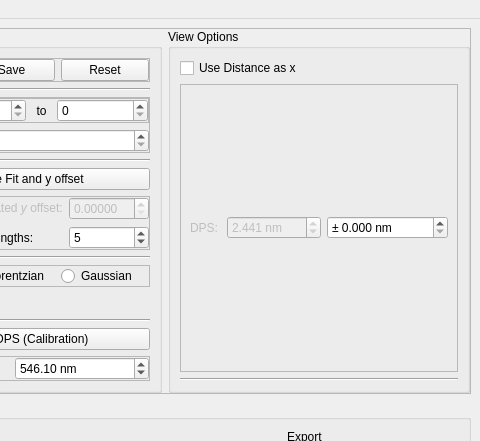
Qt form gui/gui.ui (twobackfromtheend/pintera) before a commit; both pictures show x 466 to 946 and y 0 to 441 of the 946 by 978 pixel window.
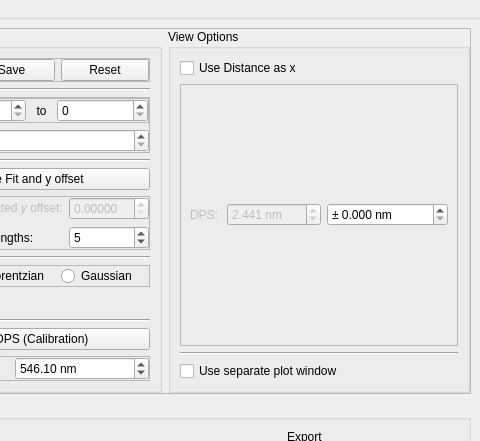
The same form after that commit.

Commit message: made beating and use dist as x work. and added separate plot checkbox

The edit to the form file:
```diff
--- a/gui/gui.ui
+++ b/gui/gui.ui
@@ -494,7 +494,7 @@
             <property name="frameShadow">
              <enum>QFrame::Raised</enum>
             </property>
-            <layout class="QHBoxLayout" name="horizontalLayout_4" stretch="1,3,0">
+            <layout class="QHBoxLayout" name="horizontalLayout_4" stretch="1,3,3">
              <item>
               <widget class="QLabel" name="dps_label">
                <property name="enabled">
@@ -550,6 +550,13 @@
             </property>
            </widget>
           </item>
+          <item>
+           <widget class="QCheckBox" name="separate_plot_checkbox">
+            <property name="text">
+             <string>Use separate plot window</string>
+            </property>
+           </widget>
+          </item>
          </layout>
         </widget>
        </item>
```
The commit also changes 4 other files.
